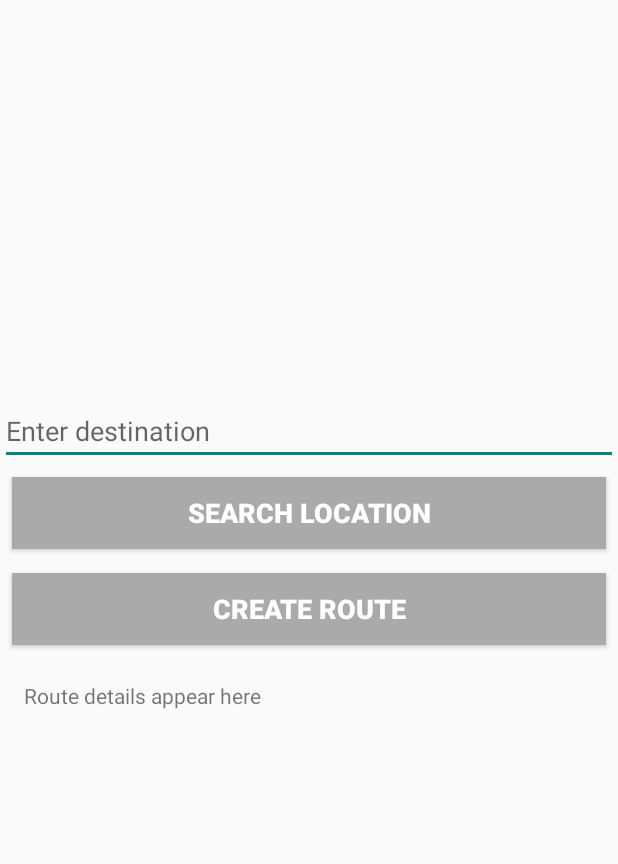
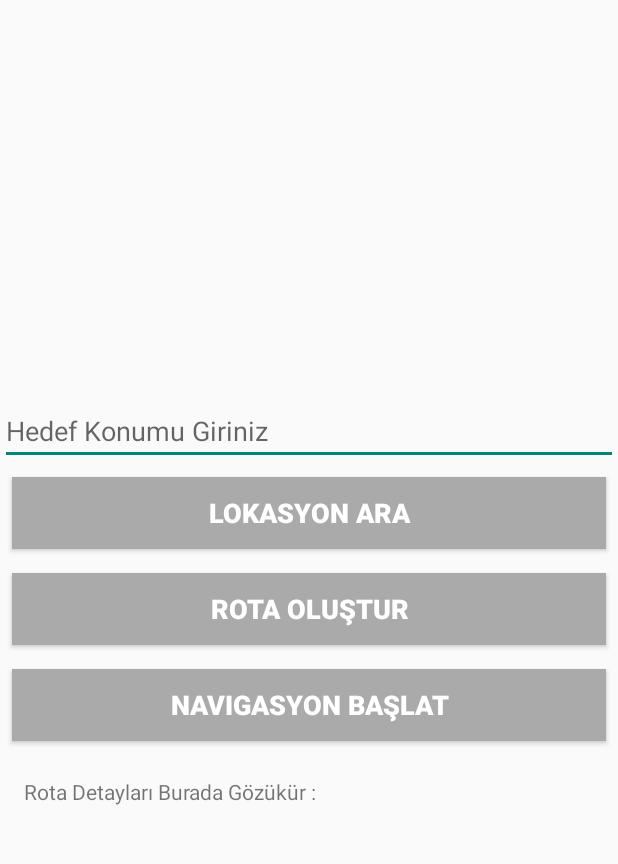
Before and after one commit to AndacAkyuz/Akilli-Durak-Navigasyon-ve-Sesli-Yonlendirme-Sistemi, an Android app built with Jetpack Compose: the screen it shows after launch (MapsActivity), on a phone screen of 412 x 824 dp, the part 53-917 px from its top. Run offline under Robolectric (Android 15) with nearby library versions, the light colour scheme and no system bars; libraries missing offline, so code that uses them is left out: com.google.maps.android; 2 statements that could not run were skipped.

Commit message:
Kaynak Dosyaları Yüklendi

```diff
--- a/app/build.gradle.kts
+++ b/app/build.gradle.kts
@@ -85,4 +85,5 @@ dependencies {
     implementation ("org.jetbrains.kotlinx:kotlinx-coroutines-android:1.5.1")
 
 
+
 }
--- a/app/src/main/res/layout/activity_maps.xml
+++ b/app/src/main/res/layout/activity_maps.xml
@@ -16,14 +16,14 @@
         android:layout_width="match_parent"
         android:layout_height="wrap_content"
         android:layout_below="@id/map"
-        android:hint="Enter destination" />
+        android:hint="Hedef Konumu Giriniz" />
 
     <Button
         android:id="@+id/destinationButton"
         android:layout_width="match_parent"
         android:layout_height="wrap_content"
         android:layout_below="@id/destinationInput"
-        android:text="Search Location"
+        android:text="Lokasyon Ara"
         style="@style/CustomButtonStyle"/>
 
     <Button
@@ -31,15 +31,24 @@
         android:layout_width="match_parent"
         android:layout_height="wrap_content"
         android:layout_below="@id/destinationButton"
-        android:text="Create Route"
+        android:text="Rota Oluştur"
         style="@style/CustomButtonStyle"/>
+
+    <Button
+        android:id="@+id/startNavigationButton"
+        android:layout_width="match_parent"
+        android:layout_height="wrap_content"
+        android:text="Navigasyon Başlat"
+        android:layout_below="@id/createRouteButton"
+        style="@style/CustomButtonStyle"/>
+
 
     <TextView
         android:id="@+id/routeDetails"
         android:layout_width="match_parent"
         android:layout_height="wrap_content"
-        android:layout_below="@id/createRouteButton"
-        android:text="Route details appear here"
+        android:layout_below="@id/startNavigationButton"
+        android:text="Rota Detayları Burada Gözükür : "
         android:padding="16dp"/>
 
 </RelativeLayout>
```
Also changed, not shown: app/src/main/java/com/example/myapplication/MapsActivity.kt (+62 -7 lines).
